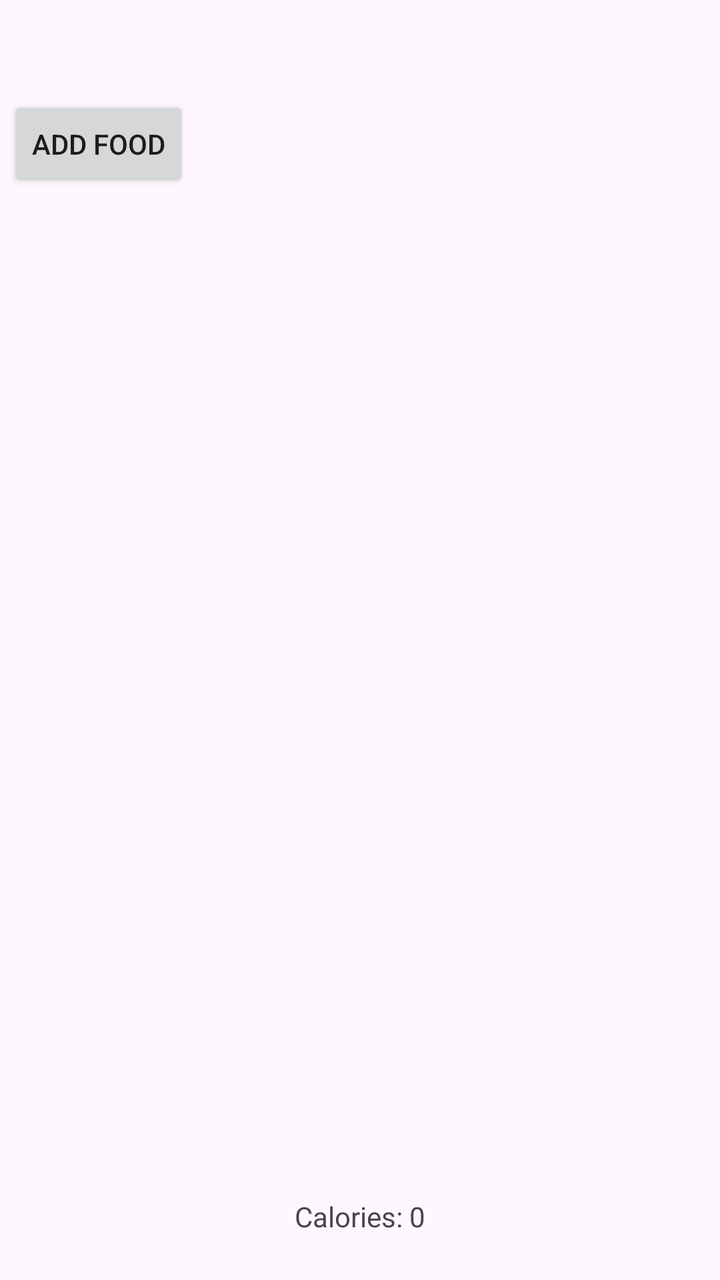
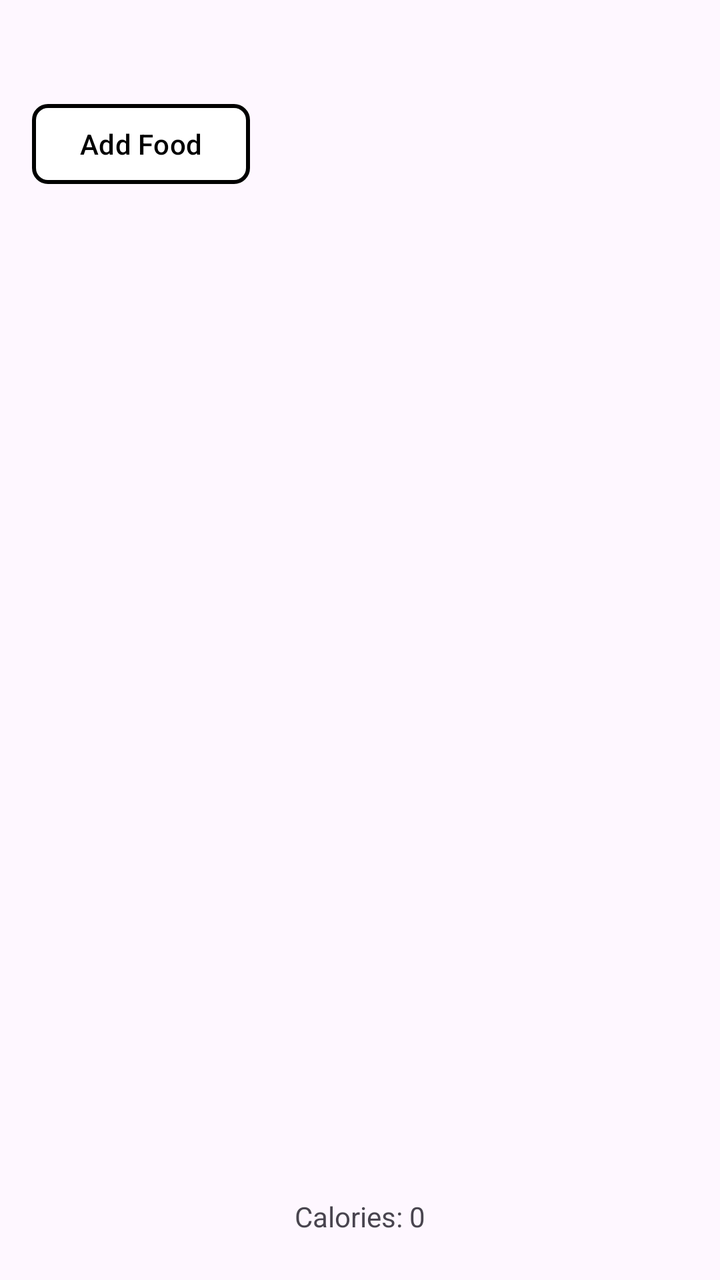

Before-and-after screenshots of an Android layout around one commit, followed by the original layout XML and the change that was made.
<!-- AndroidManifest.xml: application theme Theme.SimpleCalorieTracker -->
<!-- res/layout/activity_main.xml -->
<?xml version="1.0" encoding="utf-8"?>
<androidx.constraintlayout.widget.ConstraintLayout xmlns:android="http://schemas.android.com/apk/res/android"
    xmlns:app="http://schemas.android.com/apk/res-auto"
    xmlns:tools="http://schemas.android.com/tools"
    android:id="@+id/main"
    android:layout_width="match_parent"
    android:layout_height="match_parent"
    tools:context=".MainActivity">

    <ListView
        android:id="@+id/food_list"
        android:layout_width="match_parent"
        android:layout_height="match_parent"
        android:layout_marginTop="96dp"
        android:layout_marginBottom="64dp"
        app:layout_constraintBottom_toBottomOf="parent"
        app:layout_constraintTop_toTopOf="parent"
        tools:layout_editor_absoluteX="0dp">

    </ListView>

    <TextView
        android:id="@+id/total_calories"
        android:layout_width="wrap_content"
        android:layout_height="wrap_content"
        android:text="Calories: 0"
        app:layout_constraintBottom_toBottomOf="parent"
        app:layout_constraintEnd_toEndOf="parent"
        app:layout_constraintStart_toStartOf="parent"
        app:layout_constraintTop_toBottomOf="@+id/food_list" />

    <Button
        android:id="@+id/add_food"
        android:layout_width="wrap_content"
        android:layout_height="wrap_content"
        android:layout_marginStart="4dp"
        android:text="Add Food"
        app:layout_constraintBottom_toTopOf="@+id/food_list"
        app:layout_constraintStart_toStartOf="parent"
        app:layout_constraintTop_toTopOf="parent"
        app:layout_constraintVertical_bias="1.0" />

</androidx.constraintlayout.widget.ConstraintLayout>
<!-- resources referenced by this layout -->
<resources>
  <style name="Theme.SimpleCalorieTracker" parent="Base.Theme.SimpleCalorieTracker" />
  <style name="Base.Theme.SimpleCalorieTracker" parent="Theme.Material3.DayNight.NoActionBar">
          
          
      </style>
</resources>

<!-- the commit's change to res/layout/activity_main.xml (unified diff, before → after) -->
@@ -29,15 +29,20 @@
         app:layout_constraintStart_toStartOf="parent"
         app:layout_constraintTop_toBottomOf="@+id/food_list" />
 
-    <Button
+    <com.google.android.material.button.MaterialButton
         android:id="@+id/add_food"
         android:layout_width="wrap_content"
         android:layout_height="wrap_content"
-        android:layout_marginStart="4dp"
+        android:layout_marginStart="16dp"
         android:text="Add Food"
+        android:textColor="#000000"
+        app:backgroundTint="@color/white"
+        app:cornerRadius="8dp"
         app:layout_constraintBottom_toTopOf="@+id/food_list"
         app:layout_constraintStart_toStartOf="parent"
         app:layout_constraintTop_toTopOf="parent"
-        app:layout_constraintVertical_bias="1.0" />
+        app:layout_constraintVertical_bias="1.0"
+        app:strokeColor="@color/black"
+        app:strokeWidth="2dp" />
 
 </androidx.constraintlayout.widget.ConstraintLayout>
<!-- resource entries referenced after the edit -->
@@ -1,5 +1,7 @@
 <!-- resources referenced by this layout -->
 <resources>
+  <color name="black">#FF000000</color>
+  <color name="white">#FFFFFFFF</color>
   <style name="Theme.SimpleCalorieTracker" parent="Base.Theme.SimpleCalorieTracker" />
   <style name="Base.Theme.SimpleCalorieTracker" parent="Theme.Material3.DayNight.NoActionBar">
           
